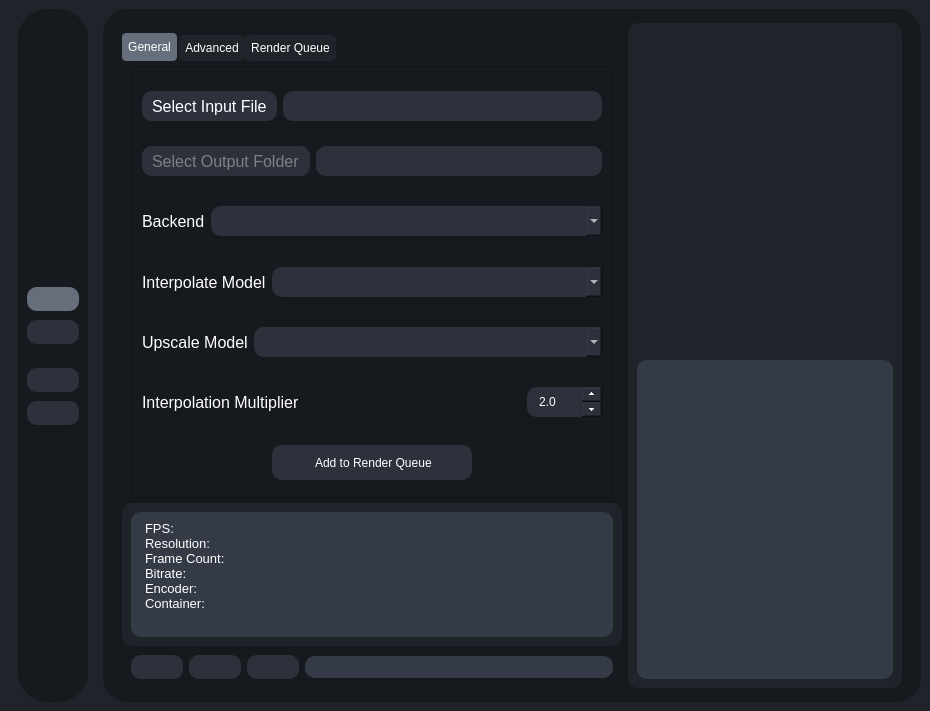
gokulmc/enhance_crop, file testRVEInterface.ui: the form before one commit.
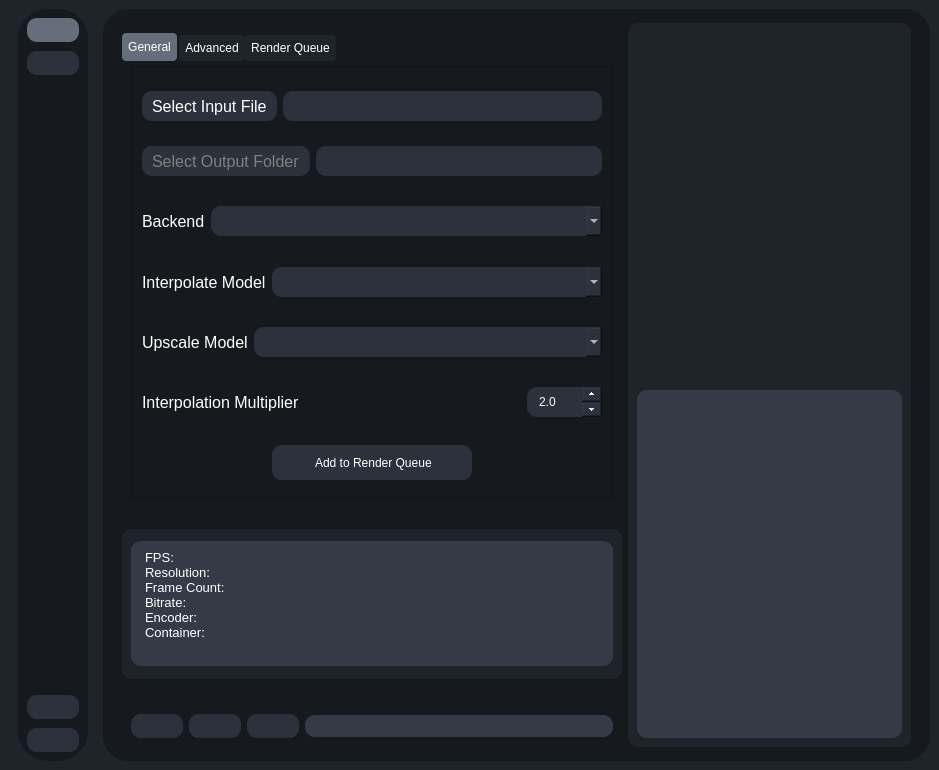
The form after the commit. Icons and pictures are not drawn.

Commit message: condensed ffmpeg logging

The edit to the form file:
```diff
--- a/testRVEInterface.ui
+++ b/testRVEInterface.ui
@@ -5,8 +5,8 @@
    <rect>
     <x>0</x>
     <y>0</y>
-    <width>0</width>
-    <height>0</height>
+    <width>939</width>
+    <height>770</height>
    </rect>
   </property>
   <property name="sizePolicy">
@@ -5171,19 +5171,6 @@
              <property name="bottomMargin">
               <number>9</number>
              </property>
-             <item>
-              <spacer name="verticalSpacer_5">
-               <property name="orientation">
-                <enum>Qt::Orientation::Vertical</enum>
-               </property>
-               <property name="sizeHint" stdset="0">
-                <size>
-                 <width>20</width>
-                 <height>40</height>
-                </size>
-               </property>
-              </spacer>
-             </item>
              <item>
               <widget class="QPushButton" name="homeBtn">
                <property name="minimumSize">
@@ -5257,6 +5244,19 @@
              <property name="rightMargin">
               <number>9</number>
              </property>
+             <item>
+              <spacer name="verticalSpacer_5">
+               <property name="orientation">
+                <enum>Qt::Orientation::Vertical</enum>
+               </property>
+               <property name="sizeHint" stdset="0">
+                <size>
+                 <width>20</width>
+                 <height>40</height>
+                </size>
+               </property>
+              </spacer>
+             </item>
              <item>
               <widget class="QPushButton" name="settingsBtn">
                <property name="sizePolicy">
@@ -5323,19 +5323,6 @@
                </property>
               </widget>
              </item>
-             <item>
-              <spacer name="verticalSpacer">
-               <property name="orientation">
-                <enum>Qt::Orientation::Vertical</enum>
-               </property>
-               <property name="sizeHint" stdset="0">
-                <size>
-                 <width>20</width>
-                 <height>40</height>
-                </size>
-               </property>
-              </spacer>
-             </item>
             </layout>
            </widget>
           </item>
```
Left out of the diff: 235 changed lines with no effect on the pictures. The commit also changes 1 other file.
